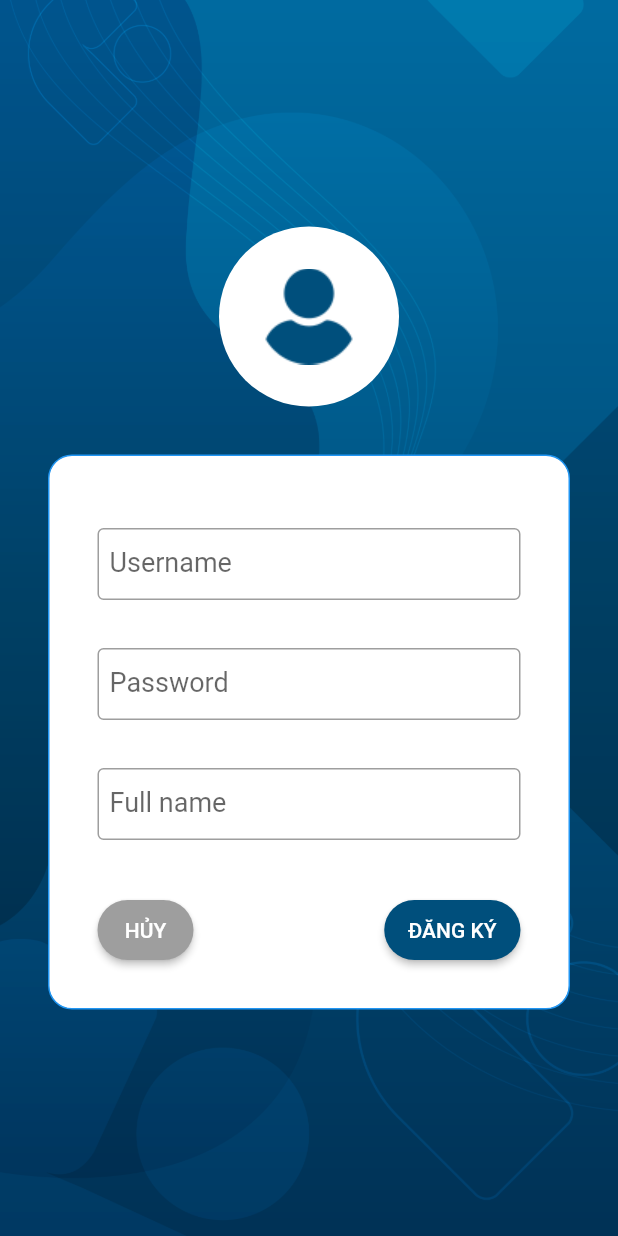
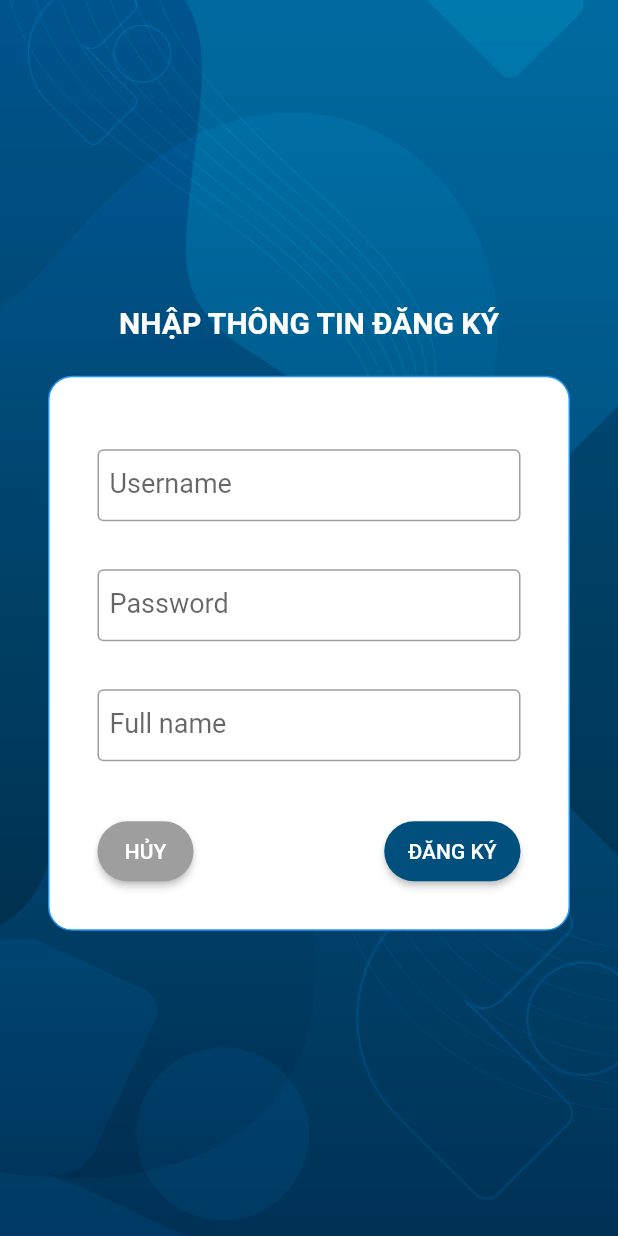
Before and after one commit to lhvan89/MSMChat, a Flutter app: the screen it shows after launch, after a tap on "Đăng ký", on a phone screen of 412 x 824 dp. Run offline on Flutter 3.47's test engine with Material 2 defaults, Android fonts, the phone set to English and light mode, and no system bars; our stand-ins replace bloc, event_bus, firebase_database, rxdart; accounts and stored records are empty.

Commit message:
fix layout

```diff
--- a/lib/pages/login/login_page.dart
+++ b/lib/pages/login/login_page.dart
@@ -21,7 +21,7 @@ class LoginPage extends BaseStatelessWidget<LoginCubit> {
           mainAxisAlignment: MainAxisAlignment.center,
           children: [
             CircleAvatar(
-              radius: 60,
+              radius: 50,
               backgroundColor: Colors.white,
               child: Padding(
                 padding: const EdgeInsets.all(5.0),
@@ -31,7 +31,7 @@ class LoginPage extends BaseStatelessWidget<LoginCubit> {
             ),
             const SizedBox(height: 32),
             Container(
-              margin: const EdgeInsets.symmetric(horizontal: 32),
+              margin: const EdgeInsets.symmetric(horizontal:32),
               decoration: BoxDecoration(
                   border: Border.all(color: Colors.blue),
                   borderRadius: const BorderRadius.all(Radius.circular(16)),
@@ -39,7 +39,6 @@ class LoginPage extends BaseStatelessWidget<LoginCubit> {
               padding: const EdgeInsets.all(32),
               child: Column(
                 children: [
-                  const SizedBox(height: 16),
                   TextField(
                     controller: cubit.usernameController,
                     decoration: const InputDecoration(
@@ -51,7 +50,7 @@ class LoginPage extends BaseStatelessWidget<LoginCubit> {
                     style: const TextStyle(fontSize: 18),
                     textInputAction: TextInputAction.next,
                   ),
-                  const SizedBox(height: 32),
+                  const SizedBox(height: 24),
                   TextField(
                     controller: cubit.passwordController,
                     decoration: const InputDecoration(
@@ -64,7 +63,7 @@ class LoginPage extends BaseStatelessWidget<LoginCubit> {
                     textInputAction: TextInputAction.next,
                     obscureText: true,
                   ),
-                  const SizedBox(height: 40),
+                  const SizedBox(height: 32),
                   Row(
                     children: [
                       InkWell(
--- a/lib/pages/register_account/register_account_page.dart
+++ b/lib/pages/register_account/register_account_page.dart
@@ -20,16 +20,15 @@ class RegisterAccountPage extends BaseStatelessWidget<RegisterAccountCubit> {
         child: Column(
           mainAxisAlignment: MainAxisAlignment.center,
           children: [
-            CircleAvatar(
-              radius: 60,
-              backgroundColor: Colors.white,
-              child: Padding(
-                padding: const EdgeInsets.all(5.0),
-                child: Image.asset('assets/images/default_avatar.png',
-                    color: AppColor.primaryColor),
+            const Text(
+              'NHẬP THÔNG TIN ĐĂNG KÝ',
+              style: TextStyle(
+                color: Colors.white,
+                fontSize: 20,
+                fontWeight: FontWeight.bold,
               ),
             ),
-            const SizedBox(height: 32),
+            const SizedBox(height: 24),
             Container(
               margin: const EdgeInsets.symmetric(horizontal: 32),
               decoration: BoxDecoration(
```
